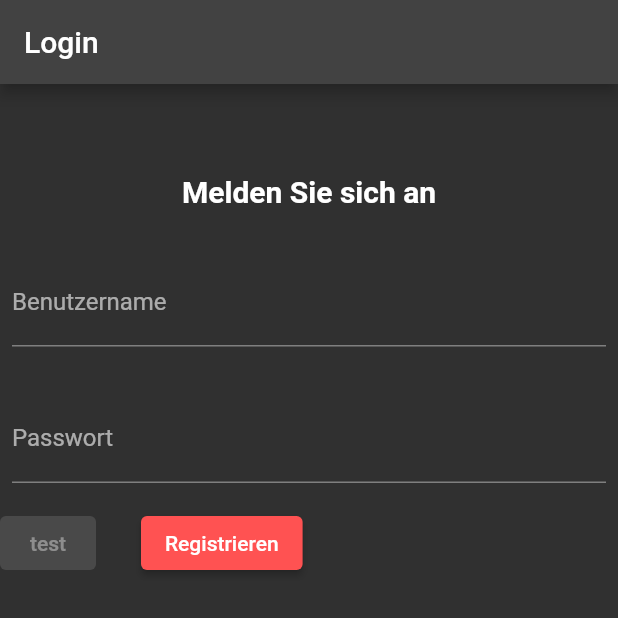
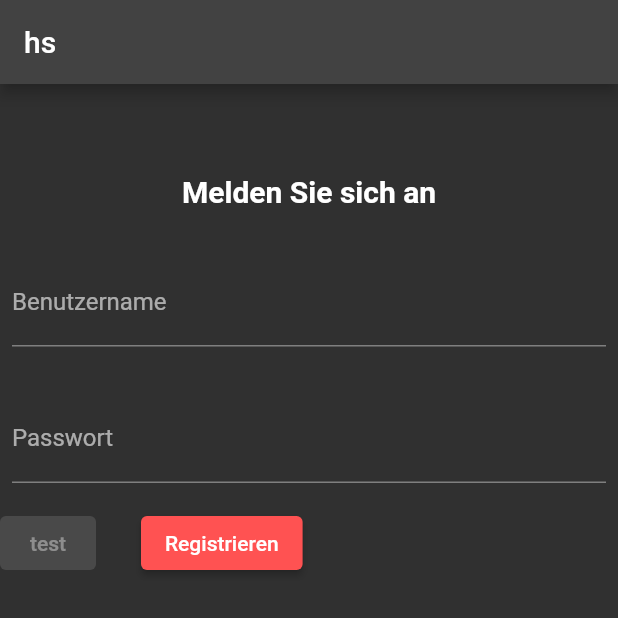
Before and after one commit to luzzisttoll/Passwortmanager, a Flutter app: the screen it shows after launch, on a phone screen of 412 x 824 dp, the top half of it. Run offline on Flutter 3.47's test engine with Material 2 defaults, Android fonts, the phone set to English and light mode, and no system bars.

Commit message:
Revert "funktionier"
This reverts commit 004227db14d3703bc0c25ae2fa44aed457a6cb2c.

```diff
--- a/lib/main.dart
+++ b/lib/main.dart
@@ -25,7 +25,7 @@ class Login extends StatelessWidget {
   Widget build(BuildContext context) {
     return Scaffold(
       appBar: AppBar(
-        title: const Text('Login'),
+        title: const Text('hs'),
       ),
       body: Center(
         child: Column(
```
